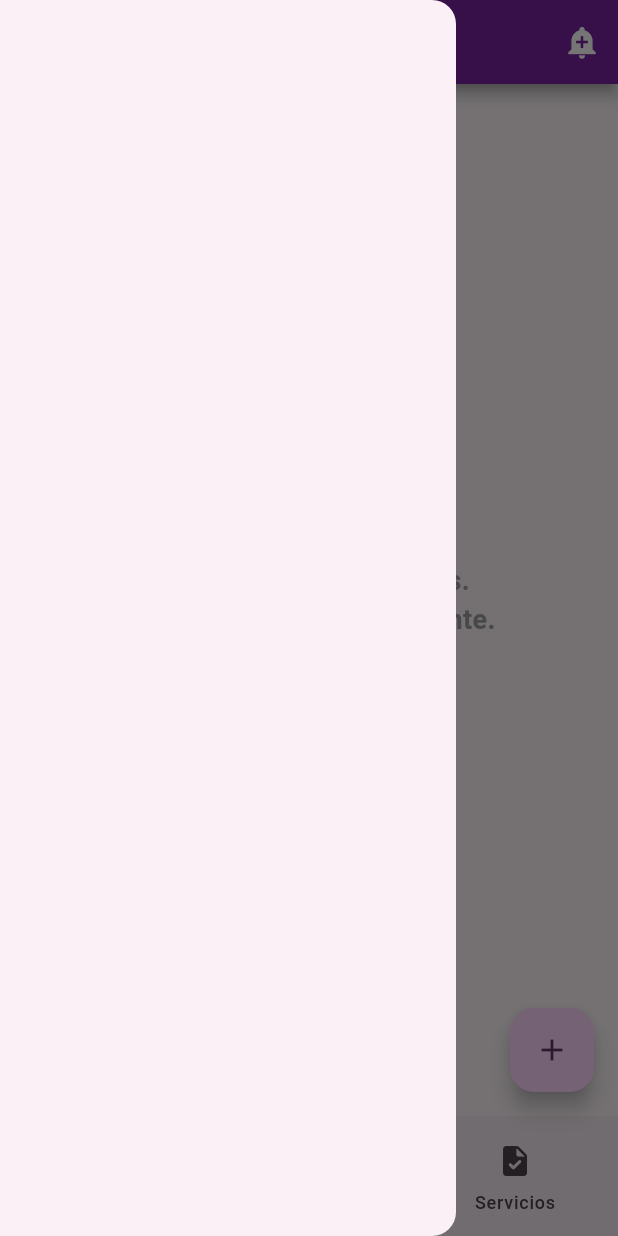
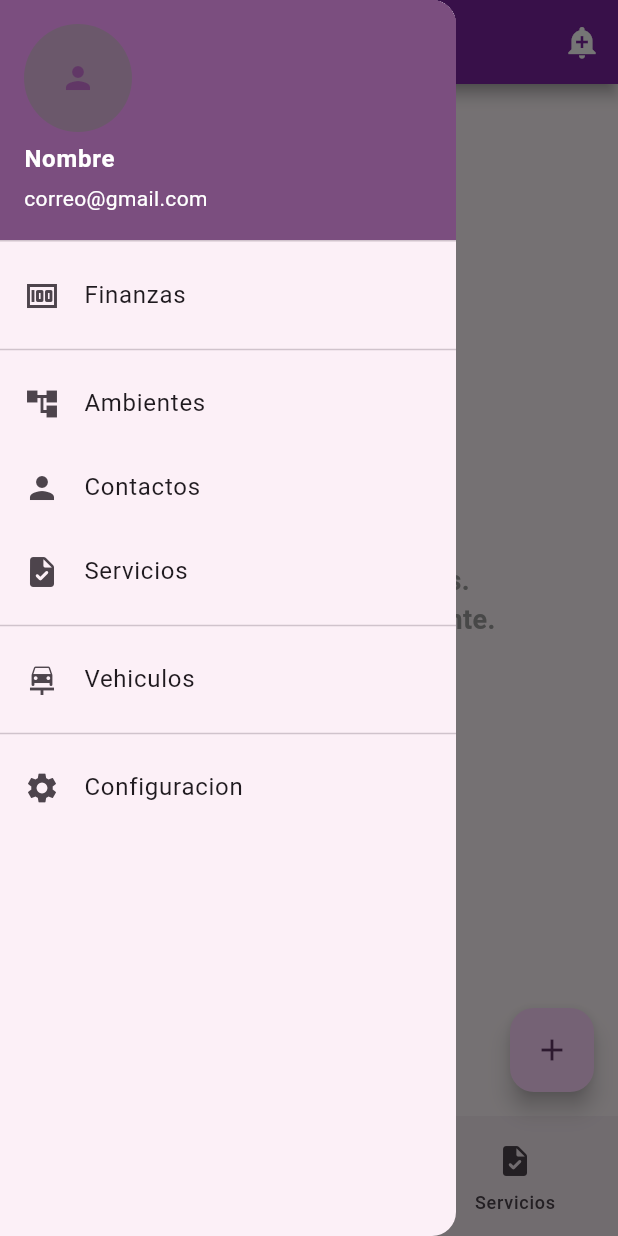
Before and after one commit to HF1NaCl/Open_OT-Flutter, a Flutter app: the screen it shows after launch, with the side drawer open, on a phone screen of 412 x 824 dp. Run offline on Flutter 3.47's test engine with Material 3 defaults, Android fonts, the phone set to English and light mode, and no system bars; our stand-ins replace drift, page_transition; accounts and stored records are empty; generated files the repository leaves out were written again.

Commit message:
Tweaks of Navigation Drawer

```diff
--- a/lib/pages/home/home.dart
+++ b/lib/pages/home/home.dart
@@ -2,7 +2,9 @@ import 'package:flutter/material.dart';
 import '../../widgets/nav_drawer.dart';
 
 class MainMenu extends StatefulWidget {
-  const MainMenu({super.key});
+  final int initialIndex;
+
+  const MainMenu({super.key, this.initialIndex = 0});
 
   @override
   State<MainMenu> createState() => _MainMenuState();
@@ -122,7 +124,14 @@ class _MainMenuState extends State<MainMenu> {
           ),
         ],
       ),
-      drawer: NavDraw(),
+      drawer: NavDraw(
+        onPageSelected: (int index) {
+          setState(() {
+            currentPageIndex = index;
+          });
+          _pageController.jumpToPage(index);
+        },
+      ),
       bottomNavigationBar: NavigationBar(
         onDestinationSelected: (int index) {
           setState(() {
@@ -138,7 +147,6 @@ class _MainMenuState extends State<MainMenu> {
         selectedIndex: currentPageIndex,
         destinations: const <Widget>[
           NavigationDestination(
-            selectedIcon: Icon(Icons.home),
             icon: Icon(Icons.account_tree),
             label: 'Ambientes',
           ),
--- a/lib/widgets/nav_drawer.dart
+++ b/lib/widgets/nav_drawer.dart
@@ -1,15 +1,124 @@
 import 'package:flutter/material.dart';
+import 'package:open_ot/pages/home/home.dart';
+import 'package:page_transition/page_transition.dart';
+import '../pages/settings/settings.dart';
+import '../pages/finances/finances.dart';
 
 class NavDraw extends StatelessWidget {
+  final Function(int)? onPageSelected;
+
+  const NavDraw({super.key, this.onPageSelected});
+
   @override
   Widget build(BuildContext context) {
+    final theme = Theme.of(context);
+    final colorScheme = theme.colorScheme;
+
     return Drawer(
       child: ListView(
         padding: EdgeInsets.zero,
         children: [
-
+          UserAccountsDrawerHeader(
+            accountEmail: Text(
+              'correo@gmail.com',
+              style: theme.textTheme.bodyMedium?.copyWith(
+                color: colorScheme.onPrimary
+              ),
+            ),
+            accountName: Text(
+              'Nombre',
+              style: theme.textTheme.bodyLarge?.copyWith(
+                color: colorScheme.onPrimary,
+                fontWeight: FontWeight.bold,
+              ),
+            ),
+            currentAccountPicture: CircleAvatar(
+              backgroundColor: colorScheme.secondary,
+              child: Icon(Icons.person)
+            ),
+            decoration: BoxDecoration(
+              color: colorScheme.primary,
+            ),
+          ),
+          _buildItem(
+              icon: Icons.money,
+              title: 'Finanzas',
+              onTap: () {
+                Navigator.pop(context);
+                Navigator.push(
+                  context,
+                  PageTransition(child: FinancesPage(), type: PageTransitionType.fade),
+                );
+              }
+          ),
+          Divider(),
+          _buildItem(
+              icon: Icons.account_tree,
+              title: 'Ambientes',
+              onTap: () {
+                Navigator.pop(context);
+                _navigateToPage(context, 0);
+              }
+          ),
+          _buildItem(
+              icon: Icons.person,
+              title: 'Contactos',
+              onTap: () {
+                Navigator.pop(context);
+                _navigateToPage(context, 1);
+              }
+          ),
+          _buildItem(
+              icon: Icons.task_rounded,
+              title: 'Servicios',
+              onTap: () {
+                Navigator.pop(context);
+                _navigateToPage(context, 2);
+              }
+          ),
+          Divider(),
+          _buildItem(
+              icon: Icons.car_repair,
+              title: 'Vehiculos',
+              onTap: ()=> ''
+          ),
+          Divider(),
+          _buildItem(
+              icon: Icons.settings,
+              title: 'Configuracion',
+              onTap: () {
+                Navigator.pop(context);
+                Navigator.push(
+                  context,
+                  PageTransition(child: SettingsPage(), type: PageTransitionType.rightToLeftWithFade),
+                );
+              }
+          ),
         ],
       ),
     );
   }
+
+  _buildItem({required IconData icon,required String title,required GestureTapCallback onTap}){
+    return ListTile(
+      leading: Icon(icon),
+      title: Text(title),
+      onTap: onTap,
+      minLeadingWidth: 5,
+    );
+  }
+
+  void _navigateToPage(BuildContext context, int index) {
+    if (context.findAncestorWidgetOfExactType<MainMenu>() != null) {
+      onPageSelected?.call(index);
+    } else {
+      Navigator.pop(context);
+      Navigator.pushReplacement(
+        context,
+        MaterialPageRoute(
+          builder: (context) => MainMenu(initialIndex: index)
+        )
+      );
+    }
+  }
 }
--- a/pubspec.yaml
+++ b/pubspec.yaml
@@ -38,6 +38,7 @@ dependencies:
   path_provider: ^2.1.5
   drift: ^2.22.1
   drift_flutter: ^0.2.3
+  page_transition: ^2.1.0
 
 dev_dependencies:
   flutter_test:
```
Also changed, not shown: lib/pages/finances/finances.dart (added, +20 -0 lines), lib/pages/settings/settings.dart (+51 -0 lines), pubspec.lock, 1 other file.
